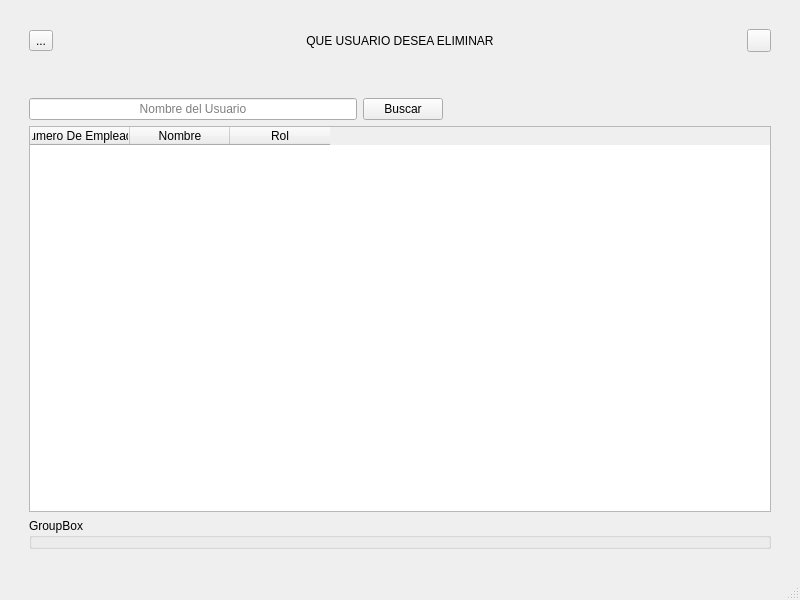
First picture: the form in Eliminar_Usuarios.ui, repository Matapuercos666/OPTICA, before the edit.
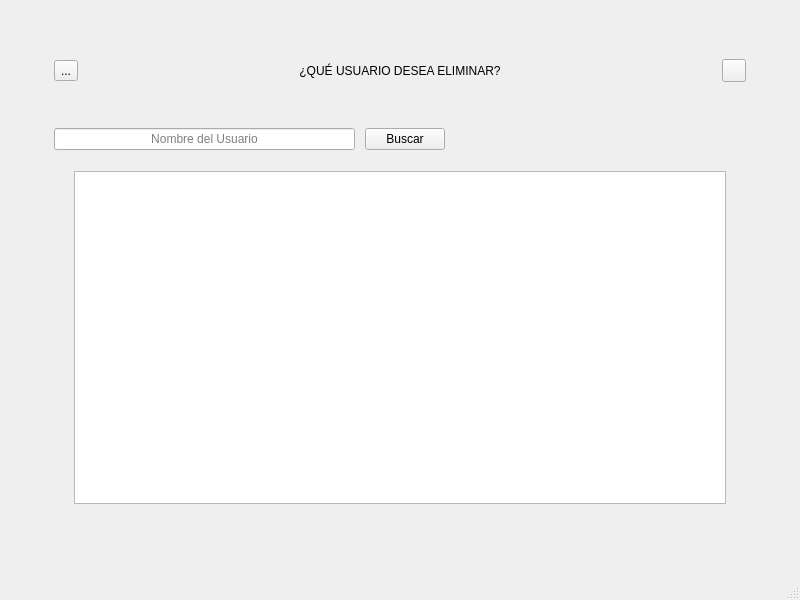
Second picture: the form after the edit. Icons and pictures are not drawn.

```diff
--- a/Eliminar_Usuarios.ui
+++ b/Eliminar_Usuarios.ui
@@ -18,51 +18,32 @@
     <item row="0" column="0">
      <layout class="QGridLayout" name="gridLayout">
       <property name="leftMargin">
-       <number>20</number>
+       <number>35</number>
       </property>
       <property name="topMargin">
-       <number>20</number>
+       <number>35</number>
       </property>
       <property name="rightMargin">
-       <number>20</number>
+       <number>35</number>
       </property>
       <property name="bottomMargin">
-       <number>20</number>
+       <number>35</number>
       </property>
       <item row="1" column="0">
-       <widget class="QTableWidget" name="Datos_Empleados">
-        <property name="editTriggers">
-         <set>QAbstractItemView::EditTrigger::NoEditTriggers</set>
-        </property>
-        <property name="selectionMode">
-         <enum>QAbstractItemView::SelectionMode::SingleSelection</enum>
-        </property>
-        <property name="selectionBehavior">
-         <enum>QAbstractItemView::SelectionBehavior::SelectRows</enum>
-        </property>
-        <column>
-         <property name="text">
-          <string>Numero De Empleado</string>
-         </property>
-        </column>
-        <column>
-         <property name="text">
-          <string>Nombre</string>
-         </property>
-        </column>
-        <column>
-         <property name="text">
-          <string>Rol</string>
-         </property>
-        </column>
-       </widget>
-      </item>
-      <item row="0" column="0">
        <layout class="QGridLayout" name="Barra_Superior">
         <item row="3" column="0">
          <layout class="QHBoxLayout" name="horizontalLayout_4">
           <item>
            <layout class="QHBoxLayout" name="horizontalLayout_2">
+            <property name="spacing">
+             <number>10</number>
+            </property>
+            <property name="leftMargin">
+             <number>10</number>
+            </property>
+            <property name="rightMargin">
+             <number>10</number>
+            </property>
             <item>
              <layout class="QHBoxLayout" name="horizontalLayout">
               <item>
@@ -119,6 +100,18 @@
         </item>
         <item row="0" column="0">
          <layout class="QHBoxLayout" name="horizontalLayout_5">
+          <property name="spacing">
+           <number>15</number>
+          </property>
+          <property name="leftMargin">
+           <number>10</number>
+          </property>
+          <property name="topMargin">
+           <number>15</number>
+          </property>
+          <property name="rightMargin">
+           <number>10</number>
+          </property>
           <item>
            <widget class="QToolButton" name="Regresar">
             <property name="layoutDirection">
@@ -148,7 +141,7 @@
           <item>
            <widget class="QLabel" name="Titulo">
             <property name="text">
-             <string>QUE USUARIO DESEA ELIMINAR</string>
+             <string>¿QUÉ USUARIO DESEA ELIMINAR?</string>
             </property>
             <property name="alignment">
              <set>Qt::AlignmentFlag::AlignCenter</set>
@@ -183,11 +176,27 @@
        </layout>
       </item>
       <item row="2" column="0">
-       <widget class="QGroupBox" name="Historial">
-        <property name="title">
-         <string>GroupBox</string>
+       <layout class="QGridLayout" name="gridLayout_3">
+        <property name="leftMargin">
+         <number>30</number>
         </property>
-       </widget>
+        <property name="topMargin">
+         <number>15</number>
+        </property>
+        <property name="rightMargin">
+         <number>30</number>
+        </property>
+        <property name="bottomMargin">
+         <number>30</number>
+        </property>
+        <item row="0" column="0">
+         <widget class="QTableWidget" name="Datos_Empleados">
+          <attribute name="verticalHeaderVisible">
+           <bool>false</bool>
+          </attribute>
+         </widget>
+        </item>
+       </layout>
       </item>
      </layout>
     </item>
```
Left out of the diff: 4 changed lines with no effect on the pictures.
